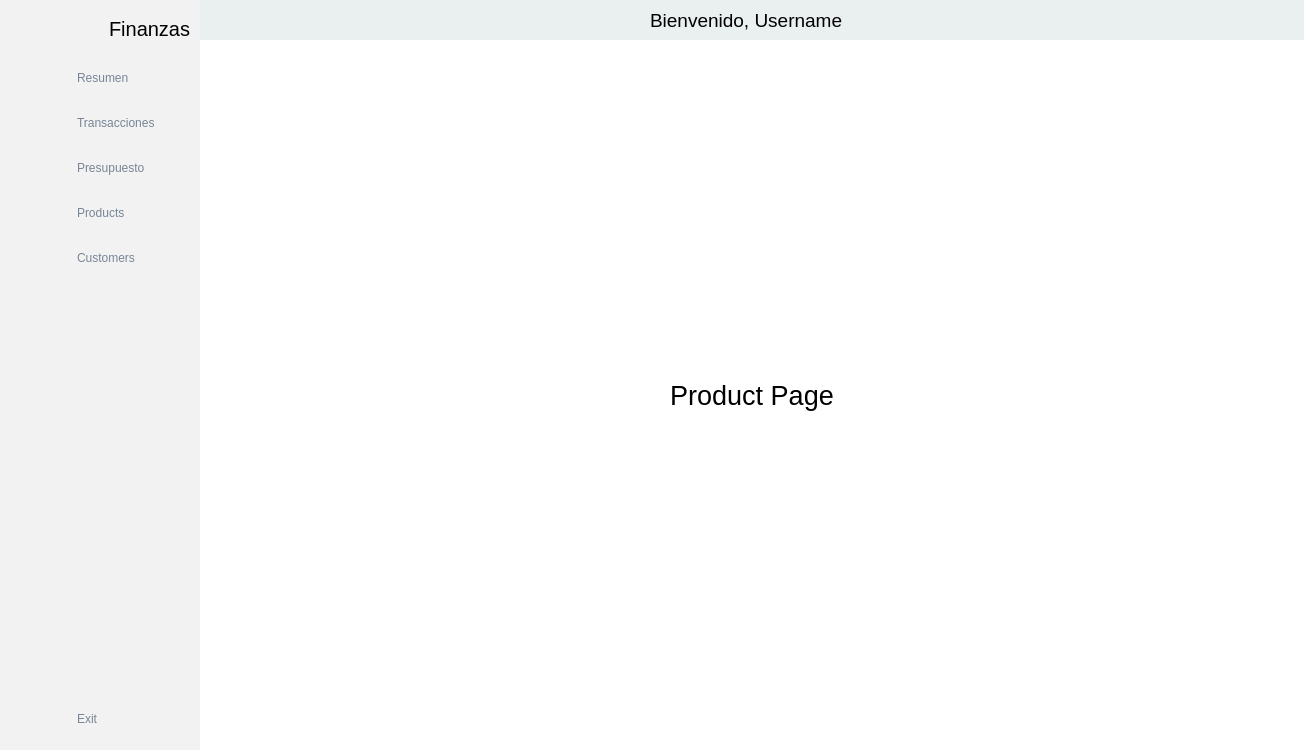
This is asistente-personal-ventanas/ventanaPrincipal/ventanaPrincipal.ui in phkandresc/asistente-personal as Qt 5 draws it before an edit. The edited form follows.
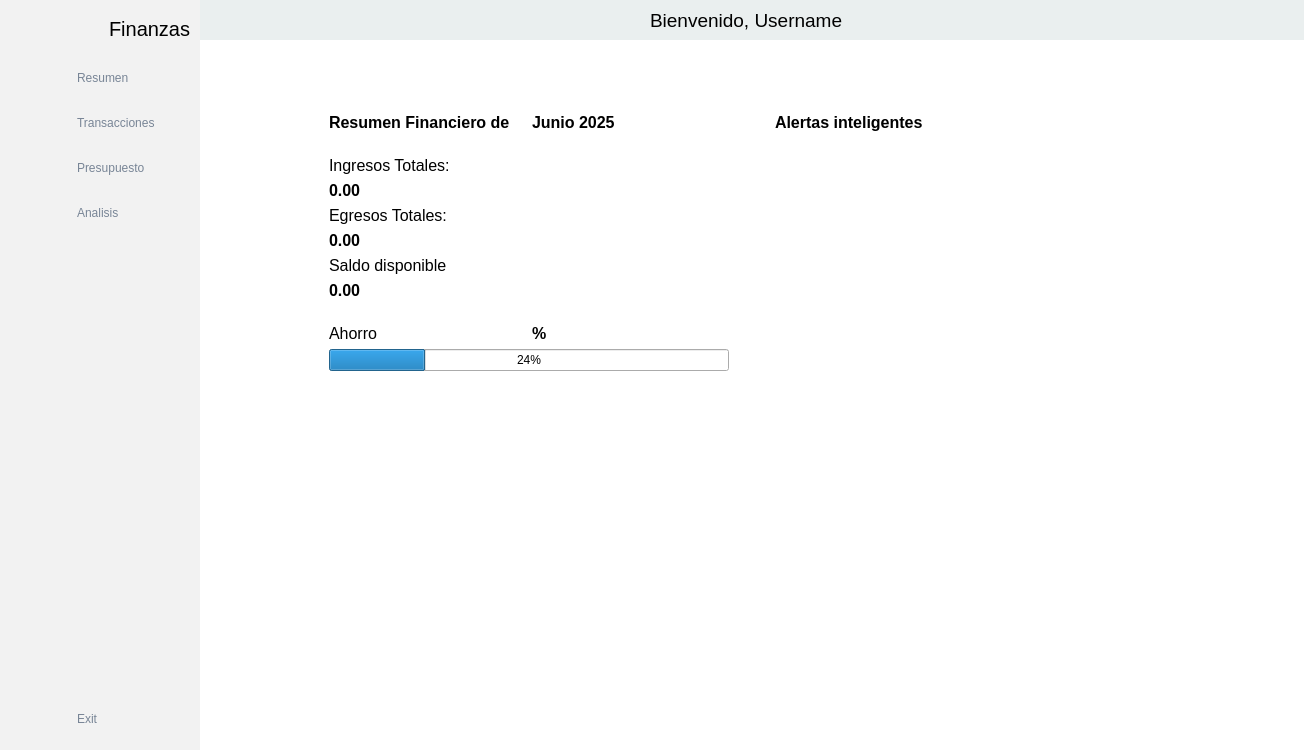
This is the edited form. The open tabs and pages were chosen to show the change. Icons and pictures are not drawn.

The edit to the form file:
```diff
--- a/asistente-personal-ventanas/ventanaPrincipal/ventanaPrincipal.ui
+++ b/asistente-personal-ventanas/ventanaPrincipal/ventanaPrincipal.ui
@@ -272,7 +272,7 @@
          <item>
           <widget class="QPushButton" name="products_btn_2">
            <property name="text">
-            <string>Products</string>
+            <string>Analisis</string>
            </property>
            <property name="icon">
             <iconset resource="resource.qrc">
@@ -293,30 +293,6 @@
            </property>
           </widget>
          </item>
-         <item>
-          <widget class="QPushButton" name="customers_btn_2">
-           <property name="text">
-            <string>Customers</string>
-           </property>
-           <property name="icon">
-            <iconset resource="resource.qrc">
-             <normaloff>:/icon/icon/group-32.ico</normaloff>
-             <normalon>:/icon/icon/group-48.ico</normalon>:/icon/icon/group-32.ico</iconset>
-           </property>
-           <property name="iconSize">
-            <size>
-             <width>14</width>
-             <height>14</height>
-            </size>
-           </property>
-           <property name="checkable">
-            <bool>true</bool>
-           </property>
-           <property name="autoExclusive">
-            <bool>true</bool>
-           </property>
-          </widget>
-         </item>
         </layout>
        </item>
        <item>
@@ -1242,20 +1218,352 @@
          </widget>
          <widget class="QWidget" name="page_4">
           <layout class="QGridLayout" name="gridLayout_5">
-           <item row="0" column="0">
-            <widget class="QLabel" name="label_7">
-             <property name="font">
-              <font>
-               <pointsize>20</pointsize>
-              </font>
+           <item row="0" column="1">
+            <spacer name="verticalSpacer_19">
+             <property name="orientation">
+              <enum>Qt::Orientation::Vertical</enum>
              </property>
-             <property name="text">
-              <string>Product Page</string>
+             <property name="sizeHint" stdset="0">
+              <size>
+               <width>20</width>
+               <height>37</height>
+              </size>
              </property>
-             <property name="alignment">
-              <set>Qt::AlignmentFlag::AlignCenter</set>
+            </spacer>
+           </item>
+           <item row="1" column="0">
+            <spacer name="horizontalSpacer_11">
+             <property name="orientation">
+              <enum>Qt::Orientation::Horizontal</enum>
              </property>
-            </widget>
+             <property name="sizeHint" stdset="0">
+              <size>
+               <width>99</width>
+               <height>20</height>
+              </size>
+             </property>
+            </spacer>
+           </item>
+           <item row="1" column="1">
+            <layout class="QHBoxLayout" name="horizontalLayout_9">
+             <item>
+              <layout class="QVBoxLayout" name="verticalLayout_28">
+               <item>
+                <layout class="QVBoxLayout" name="verticalLayout_27">
+                 <item>
+                  <layout class="QHBoxLayout" name="horizontalLayout_8">
+                   <item>
+                    <widget class="QLabel" name="label_3">
+                     <property name="font">
+                      <font>
+                       <pointsize>12</pointsize>
+                       <bold>true</bold>
+                      </font>
+                     </property>
+                     <property name="text">
+                      <string>Resumen Financiero de</string>
+                     </property>
+                    </widget>
+                   </item>
+                   <item>
+                    <widget class="QLabel" name="label_5">
+                     <property name="font">
+                      <font>
+                       <pointsize>12</pointsize>
+                       <bold>true</bold>
+                      </font>
+                     </property>
+                     <property name="text">
+                      <string>Junio 2025</string>
+                     </property>
+                    </widget>
+                   </item>
+                  </layout>
+                 </item>
+                 <item>
+                  <spacer name="verticalSpacer_14">
+                   <property name="orientation">
+                    <enum>Qt::Orientation::Vertical</enum>
+                   </property>
+                   <property name="sizeHint" stdset="0">
+                    <size>
+                     <width>20</width>
+                     <height>18</height>
+                    </size>
+                   </property>
+                  </spacer>
+                 </item>
+                 <item>
+                  <layout class="QVBoxLayout" name="verticalLayout_23">
+                   <item>
+                    <layout class="QVBoxLayout" name="verticalLayout_24">
+                     <item>
+                      <widget class="QLabel" name="label_6">
+                       <property name="font">
+                        <font>
+                         <pointsize>12</pointsize>
+                        </font>
+                       </property>
+                       <property name="text">
+                        <string>Ingresos Totales:</string>
+                       </property>
+                      </widget>
+                     </item>
+                     <item>
+                      <widget class="QLabel" name="lblIngresosAnalisis">
+                       <property name="font">
+                        <font>
+                         <pointsize>12</pointsize>
+                         <bold>true</bold>
+                        </font>
+                       </property>
+                       <property name="text">
+                        <string>0.00</string>
+                       </property>
+                       <property name="alignment">
+                        <set>Qt::AlignmentFlag::AlignLeading|Qt::AlignmentFlag::AlignLeft|Qt::AlignmentFlag::AlignVCenter</set>
+                       </property>
+                      </widget>
+                     </item>
+                    </layout>
+                   </item>
+                   <item>
+                    <layout class="QVBoxLayout" name="verticalLayout_25">
+                     <item>
+                      <widget class="QLabel" name="label_16">
+                       <property name="font">
+                        <font>
+                         <pointsize>12</pointsize>
+                        </font>
+                       </property>
+                       <property name="text">
+                        <string>Egresos Totales:</string>
+                       </property>
+                      </widget>
+                     </item>
+                     <item>
+                      <widget class="QLabel" name="lblEgresosAnalisis">
+                       <property name="font">
+                        <font>
+                         <pointsize>12</pointsize>
+                         <bold>true</bold>
+                        </font>
+                       </property>
+                       <property name="text">
+                        <string>0.00</string>
+                       </property>
+                       <property name="alignment">
+                        <set>Qt::AlignmentFlag::AlignLeading|Qt::AlignmentFlag::AlignLeft|Qt::AlignmentFlag::AlignVCenter</set>
+                       </property>
+                      </widget>
+                     </item>
+                    </layout>
+                   </item>
+                   <item>
+                    <layout class="QVBoxLayout" name="verticalLayout_26">
+                     <item>
+                      <widget class="QLabel" name="label_18">
+                       <property name="font">
+                        <font>
+                         <pointsize>12</pointsize>
+                        </font>
+                       </property>
+                       <property name="text">
+                        <string>Saldo disponible</string>
+                       </property>
+                      </widget>
+                     </item>
+                     <item>
+                      <widget class="QLabel" name="lblSaldoDisponibleAnalisis">
+                       <property name="font">
+                        <font>
+                         <pointsize>12</pointsize>
+                         <bold>true</bold>
+                        </font>
+                       </property>
+                       <property name="text">
+                        <string>0.00</string>
+                       </property>
+                       <property name="alignment">
+                        <set>Qt::AlignmentFlag::AlignLeading|Qt::AlignmentFlag::AlignLeft|Qt::AlignmentFlag::AlignVCenter</set>
+                       </property>
+                      </widget>
+                     </item>
+                    </layout>
+                   </item>
+                  </layout>
+                 </item>
+                 <item>
+                  <spacer name="verticalSpacer_15">
+                   <property name="orientation">
+                    <enum>Qt::Orientation::Vertical</enum>
+                   </property>
+                   <property name="sizeHint" stdset="0">
+                    <size>
+                     <width>20</width>
+                     <height>18</height>
+                    </size>
+                   </property>
+                  </spacer>
+                 </item>
+                 <item>
+                  <layout class="QHBoxLayout" name="horizontalLayout_7">
+                   <item>
+                    <widget class="QLabel" name="label_19">
+                     <property name="font">
+                      <font>
+                       <pointsize>12</pointsize>
+                      </font>
+                     </property>
+                     <property name="text">
+                      <string>Ahorro</string>
+                     </property>
+                    </widget>
+                   </item>
+                   <item>
+                    <widget class="QLabel" name="lblPorcentajeAhorro">
+                     <property name="font">
+                      <font>
+                       <pointsize>12</pointsize>
+                       <bold>true</bold>
+                      </font>
+                     </property>
+                     <property name="text">
+                      <string>%</string>
+                     </property>
+                     <property name="alignment">
+                      <set>Qt::AlignmentFlag::AlignLeading|Qt::AlignmentFlag::AlignLeft|Qt::AlignmentFlag::AlignVCenter</set>
+                     </property>
+                    </widget>
+                   </item>
+                  </layout>
+                 </item>
+                 <item>
+                  <widget class="QProgressBar" name="barraPorcentajeAhorro">
+                   <property name="value">
+                    <number>24</number>
+                   </property>
+                  </widget>
+                 </item>
+                </layout>
+               </item>
+               <item>
+                <spacer name="verticalSpacer_16">
+                 <property name="orientation">
+                  <enum>Qt::Orientation::Vertical</enum>
+                 </property>
+                 <property name="sizeHint" stdset="0">
+                  <size>
+                   <width>20</width>
+                   <height>40</height>
+                  </size>
+                 </property>
+                </spacer>
+               </item>
+               <item>
+                <widget class="QWidget" name="widgetGraficoIngresosEgresos" native="true">
+                 <property name="minimumSize">
+                  <size>
+                   <width>400</width>
+                   <height>250</height>
+                  </size>
+                 </property>
+                 <property name="maximumSize">
+                  <size>
+                   <width>200</width>
+                   <height>250</height>
+                  </size>
+                 </property>
+                </widget>
+               </item>
+              </layout>
+             </item>
+             <item>
+              <spacer name="horizontalSpacer_10">
+               <property name="orientation">
+                <enum>Qt::Orientation::Horizontal</enum>
+               </property>
+               <property name="sizeHint" stdset="0">
+                <size>
+                 <width>40</width>
+                 <height>20</height>
+                </size>
+               </property>
+              </spacer>
+             </item>
+             <item>
+              <layout class="QVBoxLayout" name="verticalLayout_29">
+               <item>
+                <widget class="QLabel" name="label_7">
+                 <property name="font">
+                  <font>
+                   <pointsize>12</pointsize>
+                   <bold>true</bold>
+                  </font>
+                 </property>
+                 <property name="text">
+                  <string>Alertas inteligentes</string>
+                 </property>
+                </widget>
+               </item>
+               <item>
+                <spacer name="verticalSpacer_17">
+                 <property name="orientation">
+                  <enum>Qt::Orientation::Vertical</enum>
+                 </property>
+                 <property name="sizeHint" stdset="0">
+                  <size>
+                   <width>20</width>
+                   <height>40</height>
+                  </size>
+                 </property>
+                </spacer>
+               </item>
+               <item>
+                <widget class="QWidget" name="widgetAlertas" native="true">
+                 <property name="minimumSize">
+                  <size>
+                   <width>400</width>
+                   <height>500</height>
+                  </size>
+                 </property>
+                 <property name="maximumSize">
+                  <size>
+                   <width>200</width>
+                   <height>500</height>
+                  </size>
+                 </property>
+                </widget>
+               </item>
+              </layout>
+             </item>
+            </layout>
+           </item>
+           <item row="1" column="2">
+            <spacer name="horizontalSpacer_12">
+             <property name="orientation">
+              <enum>Qt::Orientation::Horizontal</enum>
+             </property>
+             <property name="sizeHint" stdset="0">
+              <size>
+               <width>99</width>
+               <height>20</height>
+              </size>
+             </property>
+            </spacer>
+           </item>
+           <item row="2" column="1">
+            <spacer name="verticalSpacer_18">
+             <property name="orientation">
+              <enum>Qt::Orientation::Vertical</enum>
+             </property>
+             <property name="sizeHint" stdset="0">
+              <size>
+               <width>20</width>
+               <height>37</height>
+              </size>
+             </property>
+            </spacer>
            </item>
           </layout>
          </widget>
```
Left out of the diff: 72 changed lines with no effect on the pictures.
